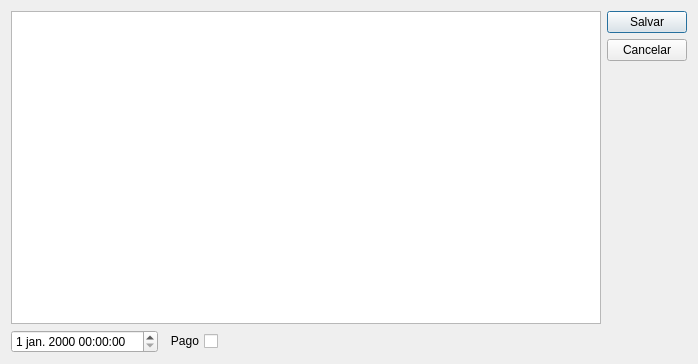
Old version of the form ui/contasareceber.ui in the repository lellisls/ERP-STACCATO.
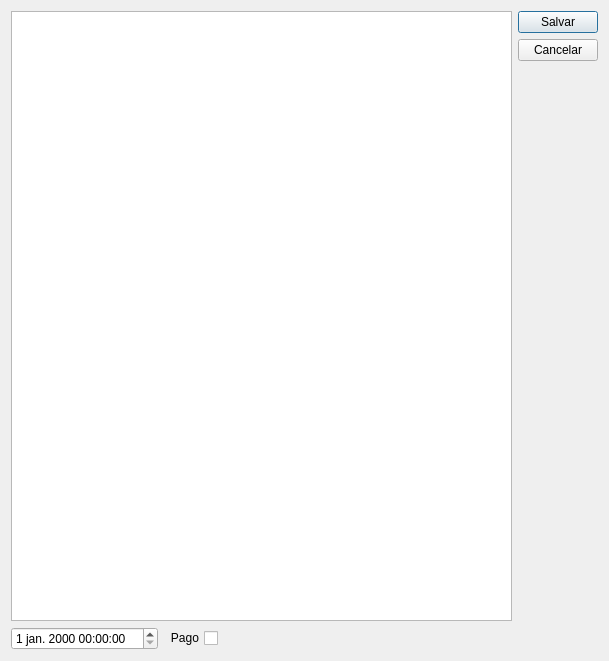
New version of the form.

Diff of the .ui file:
```diff
--- a/ui/contasareceber.ui
+++ b/ui/contasareceber.ui
@@ -6,8 +6,8 @@
    <rect>
     <x>0</x>
     <y>0</y>
-    <width>698</width>
-    <height>364</height>
+    <width>609</width>
+    <height>661</height>
    </rect>
   </property>
   <property name="windowTitle">
```
